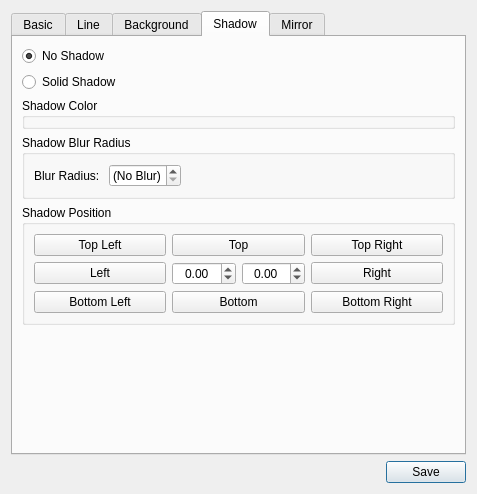
Before: the Qt Designer form src/items/GenericItemConfig.ui in google-code-export/dviz, drawn with Qt 5.
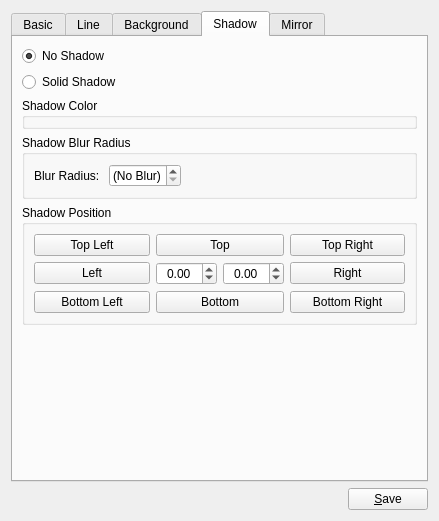
After: the same form once the commit is applied. Icons and pictures are not drawn.

Commit message: Integrated item config widget as a dynamic dock widget in the slide editor window

What changed in the file:
```diff
--- a/src/items/GenericItemConfig.ui
+++ b/src/items/GenericItemConfig.ui
@@ -6,8 +6,8 @@
    <rect>
     <x>0</x>
     <y>0</y>
-    <width>477</width>
-    <height>494</height>
+    <width>439</width>
+    <height>521</height>
    </rect>
   </property>
   <property name="windowTitle">
@@ -840,14 +840,28 @@
     </widget>
    </item>
    <item>
-    <widget class="QDialogButtonBox" name="buttonBox">
-     <property name="orientation">
-      <enum>Qt::Horizontal</enum>
-     </property>
-     <property name="standardButtons">
-      <set>QDialogButtonBox::Save</set>
-     </property>
-    </widget>
+    <layout class="QHBoxLayout" name="horizontalLayout_3">
+     <item>
+      <spacer name="horizontalSpacer_2">
+       <property name="orientation">
+        <enum>Qt::Horizontal</enum>
+       </property>
+       <property name="sizeHint" stdset="0">
+        <size>
+         <width>40</width>
+         <height>20</height>
+        </size>
+       </property>
+      </spacer>
+     </item>
+     <item>
+      <widget class="QPushButton" name="btnSave">
+       <property name="text">
+        <string>&amp;Save</string>
+       </property>
+      </widget>
+     </item>
+    </layout>
    </item>
   </layout>
  </widget>
```
Left out of the diff: 16 changed lines with no effect on the pictures. The commit also changes 9 other files.
